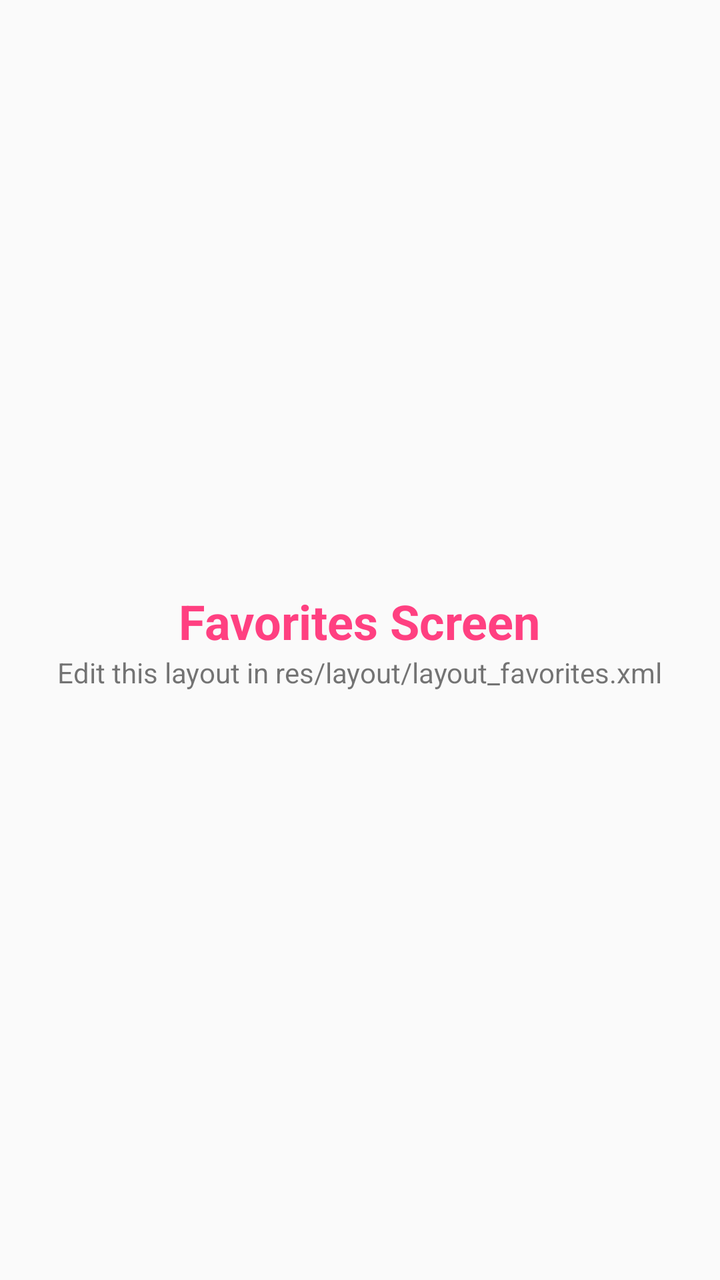
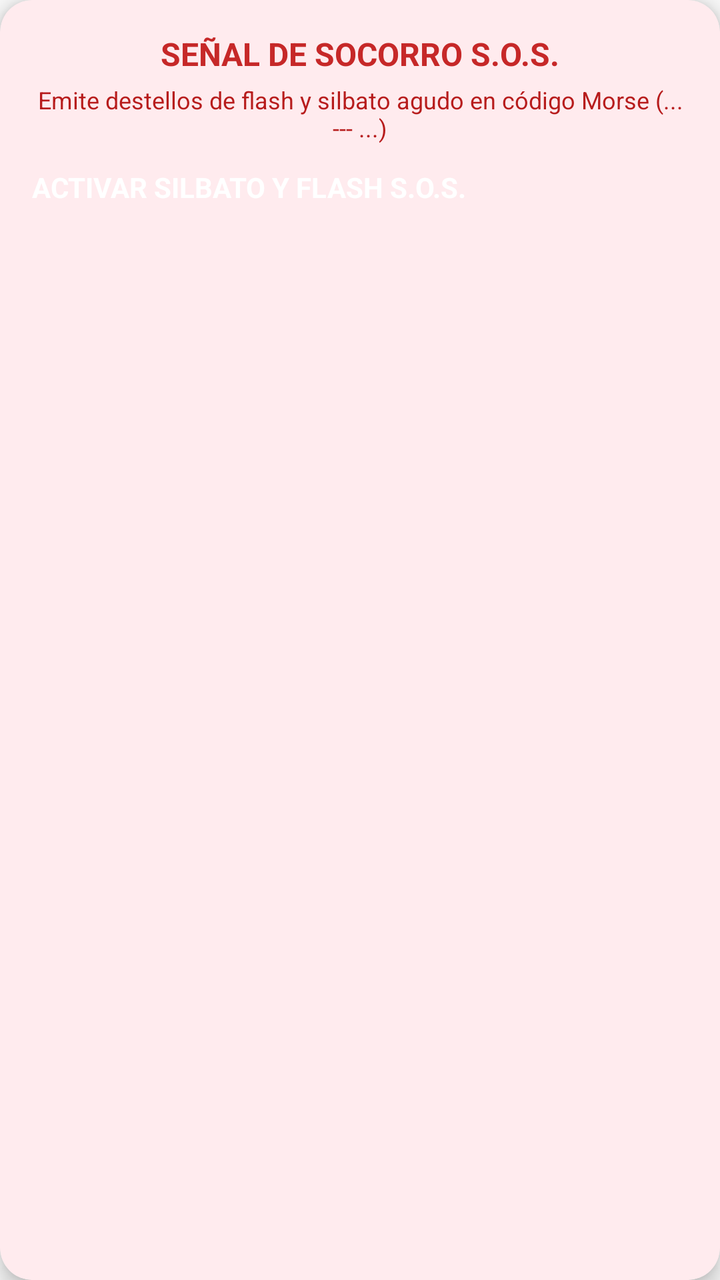

Before-and-after screenshots of an Android layout around one commit, followed by the original layout XML and the change that was made.
<!-- AndroidManifest.xml: application theme Theme.TP1_entregable -->
<!-- res/layout/layout_favorites.xml -->
<?xml version="1.0" encoding="utf-8"?>
<LinearLayout xmlns:android="http://schemas.android.com/apk/res/android"
    android:layout_width="match_parent"
    android:layout_height="match_parent"
    android:gravity="center"
    android:orientation="vertical">

    <TextView
        android:layout_width="wrap_content"
        android:layout_height="wrap_content"
        android:text="Favorites Screen"
        android:textSize="24sp"
        android:textStyle="bold"
        android:textColor="#FF4081" />

    <TextView
        android:layout_width="wrap_content"
        android:layout_height="wrap_content"
        android:text="Edit this layout in res/layout/layout_favorites.xml" />

</LinearLayout>
<!-- resources referenced by this layout -->
<resources>
  <style name="Theme.TP1_entregable" parent="android:Theme.Material.Light.NoActionBar" />
</resources>

<!-- the commit's change to res/layout/layout_favorites.xml (unified diff, before → after) -->
@@ -1,21 +1,46 @@
 <?xml version="1.0" encoding="utf-8"?>
-<LinearLayout xmlns:android="http://schemas.android.com/apk/res/android"
+<androidx.cardview.widget.CardView xmlns:android="http://schemas.android.com/apk/res/android"
+    xmlns:app="http://schemas.android.com/apk/res-auto"
+    xmlns:tools="http://schemas.android.com/tools"
     android:layout_width="match_parent"
-    android:layout_height="match_parent"
-    android:gravity="center"
-    android:orientation="vertical">
+    android:layout_height="wrap_content"
+    app:cardBackgroundColor="#FFEBEE"
+    app:cardCornerRadius="16dp"
+    app:cardElevation="6dp">
 
-    <TextView
-        android:layout_width="wrap_content"
+    <LinearLayout
+        android:layout_width="match_parent"
         android:layout_height="wrap_content"
-        android:text="Favorites Screen"
-        android:textSize="24sp"
-        android:textStyle="bold"
-        android:textColor="#FF4081" />
+        android:gravity="center"
+        android:orientation="vertical"
+        android:padding="16dp">
 
-    <TextView
-        android:layout_width="wrap_content"
-        android:layout_height="wrap_content"
-        android:text="Edit this layout in res/layout/layout_favorites.xml" />
+        <TextView
+            android:layout_width="wrap_content"
+            android:layout_height="wrap_content"
+            android:text="SEÑAL DE SOCORRO S.O.S."
+            android:textColor="#C62828"
+            android:textSize="16sp"
+            android:textStyle="bold" />
 
-</LinearLayout>
+        <TextView
+            android:layout_width="wrap_content"
+            android:layout_height="wrap_content"
+            android:gravity="center"
+            android:paddingVertical="4dp"
+            android:text="Emite destellos de flash y silbato agudo en código Morse (... --- ...)"
+            android:textColor="#B71C1C"
+            android:textSize="12sp" />
+
+        <Button
+            android:id="@+id/btn_sos"
+            android:layout_width="match_parent"
+            android:layout_height="70dp"
+            android:layout_marginTop="8dp"
+            android:backgroundTint="#D32F2F"
+            android:text="ACTIVAR SILBATO Y FLASH S.O.S."
+            android:textColor="#FFFFFF"
+            android:textStyle="bold" />
+    </LinearLayout>
+
+</androidx.cardview.widget.CardView>
